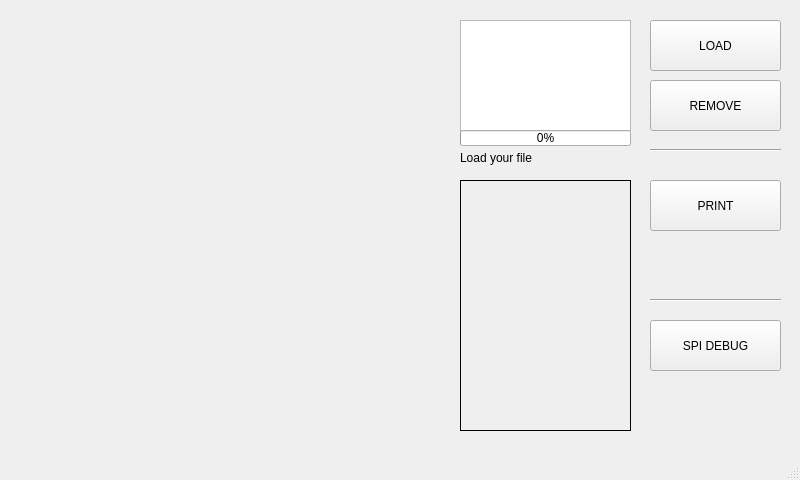
This is SLA_display.ui in nexusVN/prototype2-software as Qt 5 draws it before an edit. The edited form follows.
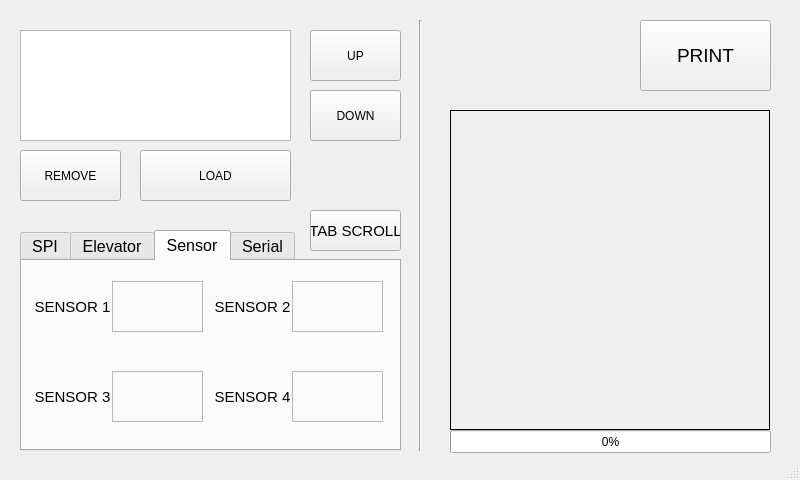
This is the edited form. The open tabs and pages were chosen to show the change. Icons and pictures are not drawn.

Patch:
```diff
--- a/SLA_display.ui
+++ b/SLA_display.ui
@@ -29,19 +29,24 @@
    <widget class="QListWidget" name="listWidget">
     <property name="geometry">
      <rect>
-      <x>460</x>
-      <y>20</y>
-      <width>171</width>
+      <x>20</x>
+      <y>30</y>
+      <width>271</width>
       <height>111</height>
      </rect>
     </property>
+    <property name="font">
+     <font>
+      <pointsize>16</pointsize>
+     </font>
+    </property>
    </widget>
    <widget class="QPushButton" name="loadButton">
     <property name="geometry">
      <rect>
-      <x>650</x>
-      <y>20</y>
-      <width>131</width>
+      <x>140</x>
+      <y>150</y>
+      <width>151</width>
       <height>51</height>
      </rect>
     </property>
@@ -52,9 +57,9 @@
    <widget class="QPushButton" name="removeButton">
     <property name="geometry">
      <rect>
-      <x>650</x>
-      <y>80</y>
-      <width>131</width>
+      <x>20</x>
+      <y>150</y>
+      <width>101</width>
       <height>51</height>
      </rect>
     </property>
@@ -65,75 +70,80 @@
    <widget class="QLabel" name="loadstatusLabel">
     <property name="geometry">
      <rect>
-      <x>460</x>
-      <y>150</y>
-      <width>171</width>
+      <x>20</x>
+      <y>10</y>
+      <width>161</width>
       <height>16</height>
      </rect>
     </property>
     <property name="text">
-     <string>Load your file</string>
+     <string/>
     </property>
    </widget>
    <widget class="QPushButton" name="printButton">
     <property name="geometry">
      <rect>
-      <x>650</x>
-      <y>180</y>
+      <x>640</x>
+      <y>20</y>
       <width>131</width>
-      <height>51</height>
+      <height>71</height>
      </rect>
     </property>
+    <property name="font">
+     <font>
+      <pointsize>14</pointsize>
+     </font>
+    </property>
     <property name="text">
      <string>PRINT</string>
     </property>
    </widget>
-   <widget class="QProgressBar" name="progressBar">
+   <widget class="QPushButton" name="button_selectFileUp">
     <property name="geometry">
      <rect>
-      <x>460</x>
-      <y>130</y>
-      <width>171</width>
-      <height>16</height>
+      <x>310</x>
+      <y>30</y>
+      <width>91</width>
+      <height>51</height>
      </rect>
     </property>
-    <property name="value">
-     <number>0</number>
+    <property name="text">
+     <string>UP</string>
     </property>
    </widget>
-   <widget class="Line" name="line_2">
+   <widget class="QPushButton" name="button_selectFileDown">
     <property name="geometry">
      <rect>
-      <x>650</x>
-      <y>290</y>
-      <width>131</width>
-      <height>20</height>
+      <x>310</x>
+      <y>90</y>
+      <width>91</width>
+      <height>51</height>
      </rect>
     </property>
-    <property name="orientation">
-     <enum>Qt::Horizontal</enum>
+    <property name="text">
+     <string>DOWN</string>
     </property>
    </widget>
    <widget class="Line" name="line_1">
     <property name="geometry">
      <rect>
-      <x>650</x>
-      <y>140</y>
-      <width>131</width>
-      <height>20</height>
+      <x>410</x>
+      <y>20</y>
+      <width>20</width>
+      <height>431</height>
      </rect>
     </property>
     <property name="orientation">
-     <enum>Qt::Horizontal</enum>
+     <enum>Qt::Vertical</enum>
     </property>
    </widget>
    <widget class="QLabel" name="spilabel">
     <property name="geometry">
      <rect>
-      <x>460</x>
-      <y>180</y>
-      <width>171</width>
-      <height>251</height>
+      <x>450</x>
+      <y>110</y>
+      <width>320</width>
+      <height>320</height>
      </rect>
     </property>
     <property name="frameShape">
@@ -143,38 +153,567 @@
      <string/>
     </property>
    </widget>
-   <widget class="QLabel" name="label">
+   <widget class="QTabWidget" name="tabWidget">
     <property name="geometry">
      <rect>
-      <x>30</x>
-      <y>20</y>
-      <width>401</width>
-      <height>411</height>
+      <x>20</x>
+      <y>230</y>
+      <width>381</width>
+      <height>221</height>
      </rect>
+    </property>
+    <property name="font">
+     <font>
+      <pointsize>12</pointsize>
+     </font>
+    </property>
+    <property name="tabPosition">
+     <enum>QTabWidget::North</enum>
+    </property>
+    <property name="tabShape">
+     <enum>QTabWidget::Rounded</enum>
+    </property>
+    <property name="currentIndex">
+     <number>3</number>
+    </property>
+    <property name="iconSize">
+     <size>
+      <width>16</width>
+      <height>16</height>
+     </size>
+    </property>
+    <property name="elideMode">
+     <enum>Qt::ElideNone</enum>
+    </property>
+    <widget class="QWidget" name="tab_spi">
+     <attribute name="title">
+      <string>SPI</string>
+     </attribute>
+     <widget class="QTextBrowser" name="output_spi">
+      <property name="geometry">
+       <rect>
+        <x>10</x>
+        <y>20</y>
+        <width>251</width>
+        <height>151</height>
+       </rect>
+      </property>
+      <property name="font">
+       <font>
+        <pointsize>11</pointsize>
+       </font>
+      </property>
+     </widget>
+     <widget class="QPushButton" name="button_spiDebug">
+      <property name="geometry">
+       <rect>
+        <x>270</x>
+        <y>70</y>
+        <width>101</width>
+        <height>41</height>
+       </rect>
+      </property>
+      <property name="font">
+       <font>
+        <pointsize>11</pointsize>
+       </font>
+      </property>
+      <property name="text">
+       <string>SPI DEBUG</string>
+      </property>
+     </widget>
+    </widget>
+    <widget class="QWidget" name="tab_elevator">
+     <attribute name="title">
+      <string>Elevator</string>
+     </attribute>
+     <widget class="QPushButton" name="button_controlEleUp">
+      <property name="geometry">
+       <rect>
+        <x>210</x>
+        <y>10</y>
+        <width>81</width>
+        <height>41</height>
+       </rect>
+      </property>
+      <property name="text">
+       <string>UP</string>
+      </property>
+     </widget>
+     <widget class="QPushButton" name="button_controlEleDown">
+      <property name="geometry">
+       <rect>
+        <x>210</x>
+        <y>60</y>
+        <width>81</width>
+        <height>41</height>
+       </rect>
+      </property>
+      <property name="text">
+       <string>DOWN</string>
+      </property>
+     </widget>
+     <widget class="QPushButton" name="button_controlFull">
+      <property name="geometry">
+       <rect>
+        <x>210</x>
+        <y>130</y>
+        <width>81</width>
+        <height>41</height>
+       </rect>
+      </property>
+      <property name="text">
+       <string>TEST</string>
+      </property>
+     </widget>
+     <widget class="QSlider" name="slider_controlEle">
+      <property name="geometry">
+       <rect>
+        <x>320</x>
+        <y>10</y>
+        <width>41</width>
+        <height>160</height>
+       </rect>
+      </property>
+      <property name="orientation">
+       <enum>Qt::Vertical</enum>
+      </property>
+      <property name="tickPosition">
+       <enum>QSlider::NoTicks</enum>
+      </property>
+     </widget>
+     <widget class="Line" name="line_2">
+      <property name="geometry">
+       <rect>
+        <x>210</x>
+        <y>100</y>
+        <width>81</width>
+        <height>31</height>
+       </rect>
+      </property>
+      <property name="orientation">
+       <enum>Qt::Horizontal</enum>
+      </property>
+     </widget>
+     <widget class="QGroupBox" name="ElevatorSettingBox">
+      <property name="geometry">
+       <rect>
+        <x>10</x>
+        <y>10</y>
+        <width>181</width>
+        <height>171</height>
+       </rect>
+      </property>
+      <property name="title">
+       <string>Elevator Setting     </string>
+      </property>
+      <widget class="QLabel" name="heading_eleSetting">
+       <property name="geometry">
+        <rect>
+         <x>10</x>
+         <y>30</y>
+         <width>91</width>
+         <height>51</height>
+        </rect>
+       </property>
+       <property name="text">
+        <string>Motor step</string>
+       </property>
+      </widget>
+      <widget class="QDoubleSpinBox" name="spinbox_controlCalib">
+       <property name="geometry">
+        <rect>
+         <x>100</x>
+         <y>30</y>
+         <width>71</width>
+         <height>51</height>
+        </rect>
+       </property>
+       <property name="font">
+        <font>
+         <pointsize>15</pointsize>
+        </font>
+       </property>
+       <property name="alignment">
+        <set>Qt::AlignRight|Qt::AlignTrailing|Qt::AlignVCenter</set>
+       </property>
+       <property name="buttonSymbols">
+        <enum>QAbstractSpinBox::UpDownArrows</enum>
+       </property>
+      </widget>
+      <widget class="QPushButton" name="button_controlCalib">
+       <property name="geometry">
+        <rect>
+         <x>30</x>
+         <y>120</y>
+         <width>101</width>
+         <height>41</height>
+        </rect>
+       </property>
+       <property name="text">
+        <string>CALIB</string>
+       </property>
+      </widget>
+     </widget>
+    </widget>
+    <widget class="QWidget" name="tab_sensor">
+     <attribute name="title">
+      <string>Sensor</string>
+     </attribute>
+     <widget class="QLabel" name="heading_sensor_1">
+      <property name="geometry">
+       <rect>
+        <x>10</x>
+        <y>30</y>
+        <width>81</width>
+        <height>31</height>
+       </rect>
+      </property>
+      <property name="font">
+       <font>
+        <pointsize>11</pointsize>
+       </font>
+      </property>
+      <property name="text">
+       <string>SENSOR 1</string>
+      </property>
+      <property name="alignment">
+       <set>Qt::AlignCenter</set>
+      </property>
+     </widget>
+     <widget class="QLabel" name="heading_sensor_2">
+      <property name="geometry">
+       <rect>
+        <x>190</x>
+        <y>30</y>
+        <width>81</width>
+        <height>31</height>
+       </rect>
+      </property>
+      <property name="font">
+       <font>
+        <pointsize>11</pointsize>
+       </font>
+      </property>
+      <property name="text">
+       <string>SENSOR 2</string>
+      </property>
+      <property name="alignment">
+       <set>Qt::AlignCenter</set>
+      </property>
+     </widget>
+     <widget class="QLabel" name="output_sensor_1">
+      <property name="geometry">
+       <rect>
+        <x>90</x>
+        <y>20</y>
+        <width>91</width>
+        <height>51</height>
+       </rect>
+      </property>
+      <property name="font">
+       <font>
+        <pointsize>11</pointsize>
+       </font>
+      </property>
+      <property name="frameShape">
+       <enum>QFrame::StyledPanel</enum>
+      </property>
+      <property name="text">
+       <string/>
+      </property>
+      <property name="alignment">
+       <set>Qt::AlignCenter</set>
+      </property>
+     </widget>
+     <widget class="QLabel" name="output_sensor_2">
+      <property name="geometry">
+       <rect>
+        <x>270</x>
+        <y>20</y>
+        <width>91</width>
+        <height>51</height>
+       </rect>
+      </property>
+      <property name="font">
+       <font>
+        <pointsize>11</pointsize>
+       </font>
+      </property>
+      <property name="frameShape">
+       <enum>QFrame::StyledPanel</enum>
+      </property>
+      <property name="text">
+       <string/>
+      </property>
+      <property name="alignment">
+       <set>Qt::AlignCenter</set>
+      </property>
+     </widget>
+     <widget class="QLabel" name="heading_sensor_3">
+      <property name="geometry">
+       <rect>
+        <x>10</x>
+        <y>120</y>
+        <width>81</width>
+        <height>31</height>
+       </rect>
+      </property>
+      <property name="font">
+       <font>
+        <pointsize>11</pointsize>
+       </font>
+      </property>
+      <property name="text">
+       <string>SENSOR 3</string>
+      </property>
+      <property name="alignment">
+       <set>Qt::AlignCenter</set>
+      </property>
+     </widget>
+     <widget class="QLabel" name="output_sensor_3">
+      <property name="geometry">
+       <rect>
+        <x>90</x>
+        <y>110</y>
+        <width>91</width>
+        <height>51</height>
+       </rect>
+      </property>
+      <property name="font">
+       <font>
+        <pointsize>11</pointsize>
+       </font>
+      </property>
+      <property name="frameShape">
+       <enum>QFrame::StyledPanel</enum>
+      </property>
+      <property name="text">
+       <string/>
+      </property>
+      <property name="alignment">
+       <set>Qt::AlignCenter</set>
+      </property>
+     </widget>
+     <widget class="QLabel" name="heading_sensor_4">
+      <property name="geometry">
+       <rect>
+        <x>190</x>
+        <y>120</y>
+        <width>81</width>
+        <height>31</height>
+       </rect>
+      </property>
+      <property name="font">
+       <font>
+        <pointsize>11</pointsize>
+       </font>
+      </property>
+      <property name="text">
+       <string>SENSOR 4</string>
+      </property>
+      <property name="alignment">
+       <set>Qt::AlignCenter</set>
+      </property>
+     </widget>
+     <widget class="QLabel" name="output_sensor_4">
+      <property name="geometry">
+       <rect>
+        <x>270</x>
+        <y>110</y>
+        <width>91</width>
+        <height>51</height>
+       </rect>
+      </property>
+      <property name="font">
+       <font>
+        <pointsize>11</pointsize>
+       </font>
+      </property>
+      <property name="frameShape">
+       <enum>QFrame::StyledPanel</enum>
+      </property>
+      <property name="text">
+       <string/>
+      </property>
+      <property name="alignment">
+       <set>Qt::AlignCenter</set>
+      </property>
+     </widget>
+    </widget>
+    <widget class="QWidget" name="tab_serial">
+     <attribute name="title">
+      <string>Serial</string>
+     </attribute>
+     <widget class="QGroupBox" name="SerialSettingBox">
+      <property name="geometry">
+       <rect>
+        <x>10</x>
+        <y>10</y>
+        <width>251</width>
+        <height>91</height>
+       </rect>
+      </property>
+      <property name="title">
+       <string>COM Serial Port Settings </string>
+      </property>
+      <widget class="QLabel" name="heading_settingSerialPort">
+       <property name="geometry">
+        <rect>
+         <x>10</x>
+         <y>30</y>
+         <width>91</width>
+         <height>21</height>
+        </rect>
+       </property>
+       <property name="text">
+        <string>COM Port</string>
+       </property>
+      </widget>
+      <widget class="QLabel" name="heading_settingSerialBR">
+       <property name="geometry">
+        <rect>
+         <x>10</x>
+         <y>60</y>
+         <width>91</width>
+         <height>21</height>
+        </rect>
+       </property>
+       <property name="text">
+        <string>Baud Rate</string>
+       </property>
+      </widget>
+      <widget class="QComboBox" name="box_settingSerialPort">
+       <property name="geometry">
+        <rect>
+         <x>120</x>
+         <y>30</y>
+         <width>121</width>
+         <height>25</height>
+        </rect>
+       </property>
+      </widget>
+      <widget class="QComboBox" name="box_settingSerialBR">
+       <property name="geometry">
+        <rect>
+         <x>120</x>
+         <y>60</y>
+         <width>121</width>
+         <height>25</height>
+        </rect>
+       </property>
+      </widget>
+     </widget>
+     <widget class="QPushButton" name="button_connectSerialPort">
+      <property name="geometry">
+       <rect>
+        <x>270</x>
+        <y>30</y>
+        <width>101</width>
+        <height>71</height>
+       </rect>
+      </property>
+      <property name="text">
+       <string>CONNECT</string>
+      </property>
+     </widget>
+     <widget class="QPushButton" name="button_sendSerialData">
+      <property name="geometry">
+       <rect>
+        <x>270</x>
+        <y>110</y>
+        <width>101</width>
+        <height>51</height>
+       </rect>
+      </property>
+      <property name="text">
+       <string>SEND</string>
+      </property>
+     </widget>
+     <widget class="QLineEdit" name="lineEdit_inputSerialData">
+      <property name="geometry">
+       <rect>
+        <x>110</x>
+        <y>110</y>
+        <width>151</width>
+        <height>51</height>
+       </rect>
+      </property>
+     </widget>
+     <widget class="QLabel" name="heading_sendSerialData">
+      <property name="geometry">
+       <rect>
+        <x>20</x>
+        <y>110</y>
+        <width>91</width>
+        <height>51</height>
+       </rect>
+      </property>
+      <property name="text">
+       <string>Send Data</string>
+      </property>
+     </widget>
+     <widget class="QLabel" name="heading_connectSerialStatus">
+      <property name="geometry">
+       <rect>
+        <x>0</x>
+        <y>170</y>
+        <width>251</width>
+        <height>16</height>
+       </rect>
+      </property>
+      <property name="text">
+       <string>COM Serial Port is disconnect</string>
+      </property>
+     </widget>
+    </widget>
+   </widget>
+   <widget class="QPushButton" name="button_selectTab">
+    <property name="geometry">
+     <rect>
+      <x>310</x>
+      <y>210</y>
+      <width>91</width>
+      <height>41</height>
+     </rect>
+    </property>
+    <property name="font">
+     <font>
+      <pointsize>11</pointsize>
+     </font>
     </property>
     <property name="text">
-     <string/>
+     <string>TAB SCROLL</string>
     </property>
-    <property name="pixmap">
-     <pixmap>:/eiffel3D.jpg</pixmap>
+   </widget>
+   <widget class="QProgressBar" name="progressBar">
+    <property name="geometry">
+     <rect>
+      <x>450</x>
+      <y>430</y>
+      <width>321</width>
+      <height>23</height>
+     </rect>
     </property>
-    <property name="scaledContents">
+    <property name="value">
+     <number>0</number>
+    </property>
+    <property name="textVisible">
      <bool>true</bool>
     </property>
    </widget>
-   <widget class="QPushButton" name="spiDebugButton">
-    <property name="geometry">
-     <rect>
-      <x>650</x>
-      <y>320</y>
-      <width>131</width>
-      <height>51</height>
-     </rect>
-    </property>
-    <property name="text">
-     <string>SPI DEBUG</string>
-    </property>
-   </widget>
+   <zorder>output_print</zorder>
+   <zorder>listWidget</zorder>
+   <zorder>button_loadFile</zorder>
+   <zorder>button_removeFile</zorder>
+   <zorder>heading_fileLoad</zorder>
+   <zorder>button_print</zorder>
+   <zorder>button_selectFileUp</zorder>
+   <zorder>button_selectFileDown</zorder>
+   <zorder>line_1</zorder>
+   <zorder>tabWidget</zorder>
+   <zorder>button_selectTab</zorder>
+   <zorder>progressBar</zorder>
   </widget>
   <widget class="QStatusBar" name="statusBar"/>
  </widget>
```
Left out of the diff: 16 changed lines with no effect on the pictures.
